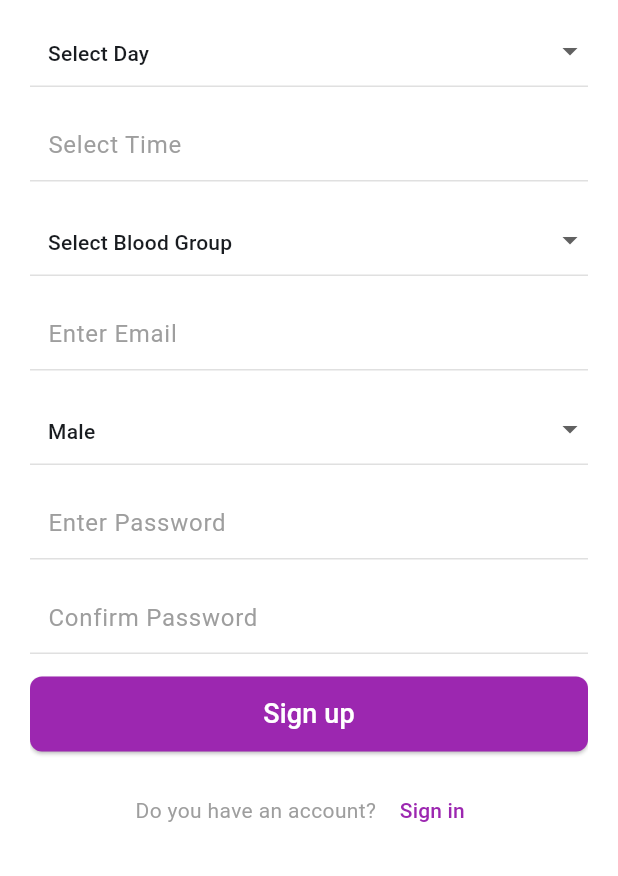
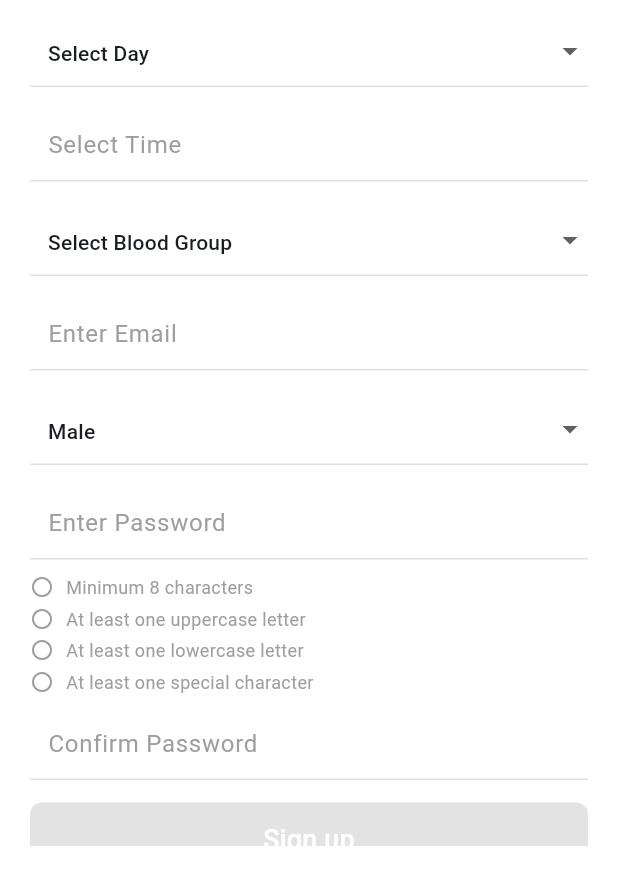
Before and after one commit to hellodeveloper7854/police-mitra, a Flutter app: the SignupScreen screen opened by its route, scrolled down 787 dp, on a phone screen of 412 x 824 dp, the part 360-1236 px from its top. Run offline on Flutter 3.47's test engine with Material 3 defaults, Android fonts, the phone set to English and light mode, and no system bars; our stand-ins replace go_router, share_plus, supabase_flutter; missing offline and left inert: encrypt; accounts and stored records are empty.

Commit message:
fixed password on the signup screen

```diff
--- a/lib/screens/signup_screen.dart
+++ b/lib/screens/signup_screen.dart
@@ -60,7 +60,43 @@ class _SignupScreenState extends State<SignupScreen> {
     if (!['Select Day', 'Monday', 'Tuesday', 'Wednesday', 'Thursday', 'Friday', 'Saturday', 'Sunday'].contains(_selectedDay)) {
       _selectedDay = 'Select Day';
     }
+    _passwordController.addListener(() {
+      _checkPasswordStrength(_passwordController.text);
+    });
   }
+
+  void _checkPasswordStrength(String password) {
+    setState(() {
+      _hasMinLength = password.length >= 8;
+      _hasUppercase = RegExp(r'[A-Z]').hasMatch(password);
+      _hasLowercase = RegExp(r'[a-z]').hasMatch(password);
+      _hasSpecialChar = RegExp(r'[!@#$%^&*(),.?":{}|<>]').hasMatch(password);
+    });
+  }
+
+  Widget _buildStrengthIndicator(String text, bool isSatisfied) {
+    return Padding(
+      padding: const EdgeInsets.only(bottom: 4.0),
+      child: Row(
+        children: [
+          Icon(
+            isSatisfied ? Icons.check_circle : Icons.radio_button_unchecked,
+            color: isSatisfied ? Colors.green : Colors.grey,
+            size: 16,
+          ),
+          const SizedBox(width: 8),
+          Text(
+            text,
+            style: TextStyle(
+              fontSize: 12,
+              color: isSatisfied ? Colors.green : Colors.grey,
+            ),
+          ),
+        ],
+      ),
+    );
+  }
+
   final _qualificationController = TextEditingController();
   final _ngoController = TextEditingController();
   final _timeController = TextEditingController();
@@ -69,6 +105,10 @@ class _SignupScreenState extends State<SignupScreen> {
   File? _selectedImage;
   String _willingToWork = 'Yes';
   bool _isLoading = false;
+  bool _hasMinLength = false;
+  bool _hasUppercase = false;
+  bool _hasLowercase = false;
+  bool _hasSpecialChar = false;
 
   @override
   void dispose() {
@@ -499,7 +539,17 @@ class _SignupScreenState extends State<SignupScreen> {
                       return null;
                     },
                   ),
-                  const SizedBox(height: 15),
+                  const SizedBox(height: 10),
+                  Column(
+                    crossAxisAlignment: CrossAxisAlignment.start,
+                    children: [
+                      _buildStrengthIndicator('Minimum 8 characters', _hasMinLength),
+                      _buildStrengthIndicator('At least one uppercase letter', _hasUppercase),
+                      _buildStrengthIndicator('At least one lowercase letter', _hasLowercase),
+                      _buildStrengthIndicator('At least one special character', _hasSpecialChar),
+                    ],
+                  ),
+                  const SizedBox(height: 5),
                   // Confirm Password Field
                   _buildTextField(
                     controller: _confirmPasswordController,
@@ -518,7 +568,7 @@ class _SignupScreenState extends State<SignupScreen> {
                     width: double.infinity,
                     height: 50,
                     child: ElevatedButton(
-                      onPressed: _isLoading ? null : () async {
+                      onPressed: _isLoading || !(_hasMinLength && _hasUppercase && _hasLowercase && _hasSpecialChar) ? null : () async {
                         bool accepted = await _showAcceptanceDialog();
                         if (!accepted) return;
                         if (_formKey.currentState!.validate()) {
```
